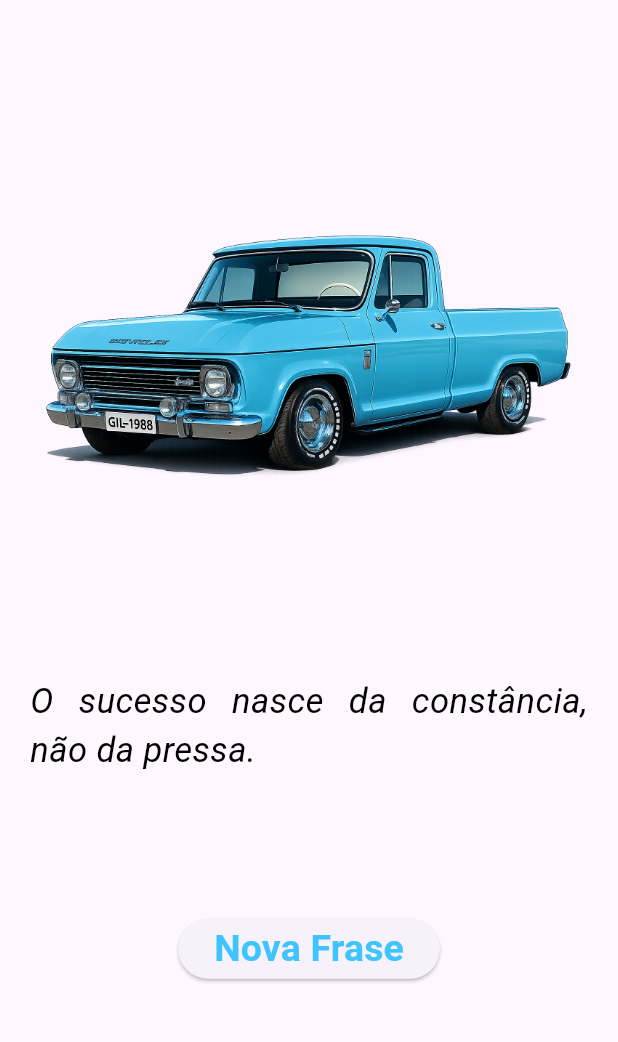
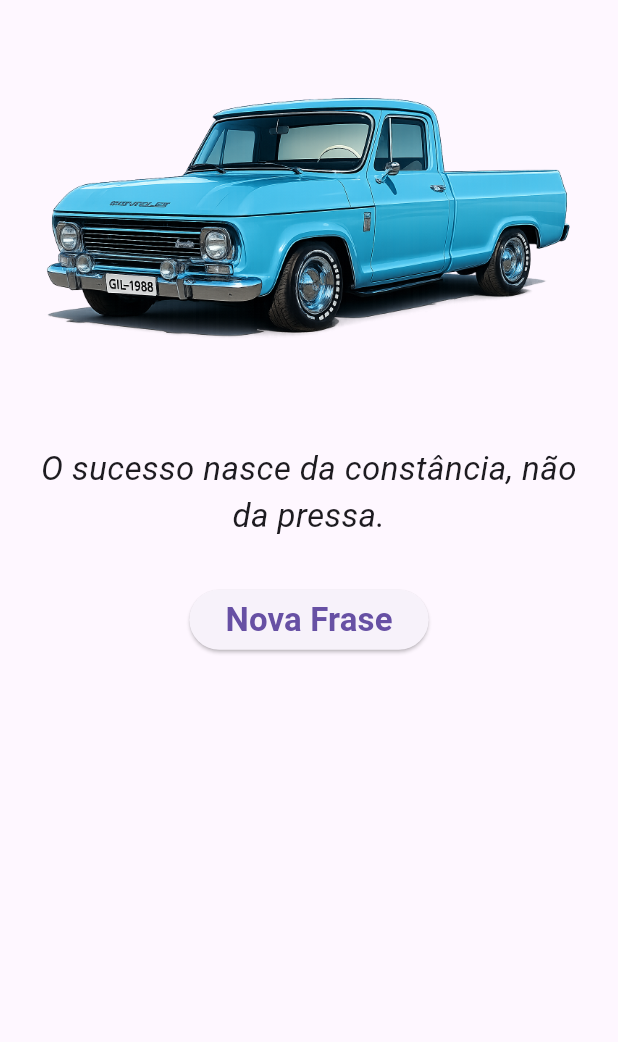
Before and after one commit to GilRossi/flutter_curso_frases_motivacionais, a Flutter app: the screen it shows after launch, after a tap on "Nova Frase", on a phone screen of 412 x 824 dp, the part 84-1126 px from its top. Run offline on Flutter 3.47's test engine with Material 3 defaults, Android fonts, the phone set to English and light mode, and no system bars.

Commit message:
IA refacotring

```diff
--- a/lib/main.dart
+++ b/lib/main.dart
@@ -1,12 +1,20 @@
 import 'package:flutter/material.dart';
 import 'dart:math';
 
-void main(){
-  runApp(MaterialApp(
+void main() {
+  runApp(const MyApp());
+}
+
+class MyApp extends StatelessWidget {
+  const MyApp({super.key});
+
+  @override
+  Widget build(BuildContext context) {
+    return MaterialApp(
       debugShowCheckedModeBanner: false,
-    home: Home()
-    ),
+      home: const Home(),
     );
+  }
 }
 
 class Home extends StatefulWidget {
@@ -17,8 +25,7 @@ class Home extends StatefulWidget {
 }
 
 class _HomeState extends State<Home> {
-
-  var _frases = [
+  final List<String> _frases = [
     "Acredite em você, o primeiro passo já te coloca à frente.",
     "Pequenos progressos diários constroem grandes conquistas.",
     "Desistir não acelera o caminho, insistir sim.",
@@ -30,59 +37,58 @@ class _HomeState extends State<Home> {
     "Faça o seu melhor agora, o futuro agradece."
   ];
 
-  var _fraseGerada = "Clique abaixo para gerar uma nova frase!";
+  String _fraseGerada = "Clique abaixo para gerar uma nova frase!";
 
-  void _gerarFrase(){
-    var numSorteado = Random().nextInt(_frases.length);
-
+  void _gerarFrase() {
+    final random = Random();
     setState(() {
-      _fraseGerada = _frases[numSorteado];
+      _fraseGerada = _frases[random.nextInt(_frases.length)];
     });
   }
 
   @override
   Widget build(BuildContext context) {
+    final alturaTela = MediaQuery.of(context).size.height;
+
     return Scaffold(
       appBar: AppBar(
-        title: Text(
-            "Frases Motivacionais",
-          style: TextStyle(
+        title: const Text("Frases Motivacionais"),
+        backgroundColor: Colors.lightBlueAccent[100],
+      ),
+      body: SingleChildScrollView(
+        child: Padding(
+          padding: const EdgeInsets.all(20),
+          child: Column(
+            children: [
+              SizedBox(
+                height: alturaTela * 0.3,
+                child: Image.asset(
+                  "images/c10.png",
+                  fit: BoxFit.contain,
                 ),
               ),
-        backgroundColor: Colors.lightBlueAccent[100],
-      ),
-      body: Container(
-        padding: EdgeInsets.all(20),
-        decoration: BoxDecoration(
-        ),
-        child: Column(
-          mainAxisAlignment: MainAxisAlignment.spaceEvenly,
-          children: [
-            Image.asset(
-                "images/c10.png",
-              fit: BoxFit.fitWidth,
-            ),
+              const SizedBox(height: 30),
               Text(
                 _fraseGerada,
-              textAlign: TextAlign.justify,
-              style: TextStyle(
-                fontSize: 23,
+                textAlign: TextAlign.center,
+                style: const TextStyle(
+                  fontSize: 22,
                   fontStyle: FontStyle.italic,
-                color: Colors.black,
                 ),
               ),
+              const SizedBox(height: 30),
               ElevatedButton(
-              child: Text(
+                onPressed: _gerarFrase,
+                child: const Text(
                   "Nova Frase",
                   style: TextStyle(
-                  fontSize: 25,
-                  color: Colors.lightBlueAccent,
+                    fontSize: 22,
                     fontWeight: FontWeight.bold,
                   ),
                 ),
-              onPressed: _gerarFrase
               ),
             ],
+          ),
         ),
       ),
     );
```
Lines whose indentation alone changed are shown as unchanged.
